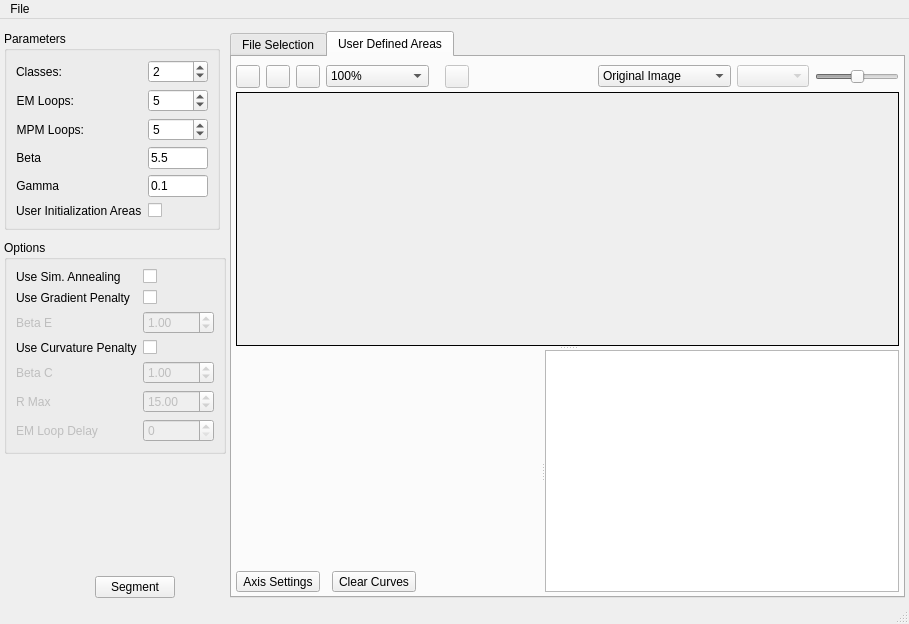
Before: the Qt Designer form Code/EmMpmGui/UI_Files/EmMpmGui.ui in BlueQuartzSoftware/EMMPMWorkbench, drawn with Qt 5.
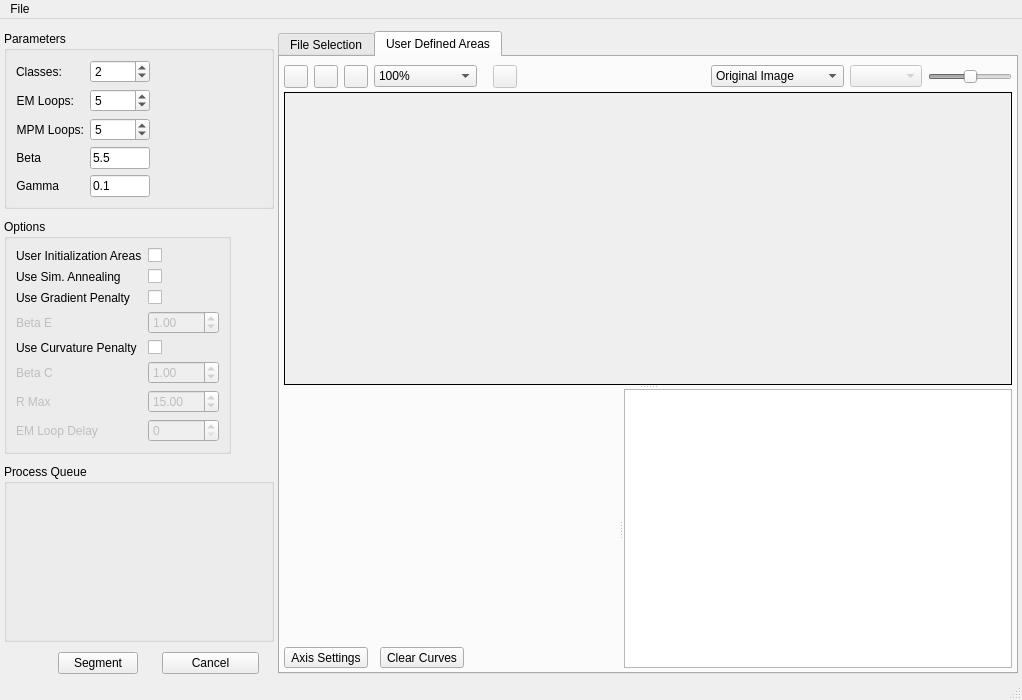
After: the same form once the commit is applied. Icons and pictures are not drawn. Custom widgets are drawn as their Qt base class.

What changed in the file:
```diff
--- a/Code/EmMpmGui/UI_Files/EmMpmGui.ui
+++ b/Code/EmMpmGui/UI_Files/EmMpmGui.ui
@@ -6,8 +6,8 @@
    <rect>
     <x>0</x>
     <y>0</y>
-    <width>909</width>
-    <height>624</height>
+    <width>1022</width>
+    <height>700</height>
    </rect>
   </property>
   <property name="sizePolicy">
@@ -55,6 +55,12 @@
           <verstretch>0</verstretch>
          </sizepolicy>
         </property>
+        <property name="minimumSize">
+         <size>
+          <width>270</width>
+          <height>0</height>
+         </size>
+        </property>
         <property name="title">
          <string>Parameters</string>
         </property>
@@ -321,20 +327,6 @@
            </property>
           </widget>
          </item>
-         <item row="5" column="0">
-          <widget class="QLabel" name="label">
-           <property name="text">
-            <string>User Initialization Areas</string>
-           </property>
-          </widget>
-         </item>
-         <item row="5" column="1">
-          <widget class="QCheckBox" name="enableUserDefinedAreas">
-           <property name="text">
-            <string/>
-           </property>
-          </widget>
-         </item>
         </layout>
        </widget>
       </item>
@@ -350,21 +342,21 @@
          <string>Options</string>
         </property>
         <layout class="QFormLayout" name="formLayout_3">
-         <item row="0" column="0">
+         <item row="1" column="0">
           <widget class="QLabel" name="label_18">
            <property name="text">
             <string>Use Sim. Annealing</string>
            </property>
           </widget>
          </item>
-         <item row="0" column="1">
+         <item row="1" column="1">
           <widget class="QCheckBox" name="useSimulatedAnnealing">
            <property name="text">
             <string/>
            </property>
           </widget>
          </item>
-         <item row="2" column="0">
+         <item row="3" column="0">
           <widget class="QLabel" name="label_20">
            <property name="enabled">
             <bool>false</bool>
@@ -374,7 +366,7 @@
            </property>
           </widget>
          </item>
-         <item row="4" column="0">
+         <item row="5" column="0">
           <widget class="QLabel" name="label_21">
            <property name="enabled">
             <bool>false</bool>
@@ -384,7 +376,7 @@
            </property>
           </widget>
          </item>
-         <item row="2" column="1">
+         <item row="3" column="1">
           <widget class="QDoubleSpinBox" name="gradientBetaE">
            <property name="enabled">
             <bool>false</bool>
@@ -397,7 +389,7 @@
            </property>
           </widget>
          </item>
-         <item row="4" column="1">
+         <item row="5" column="1">
           <widget class="QDoubleSpinBox" name="curvatureBetaC">
            <property name="enabled">
             <bool>false</bool>
@@ -410,7 +402,7 @@
            </property>
           </widget>
          </item>
-         <item row="5" column="1">
+         <item row="6" column="1">
           <widget class="QDoubleSpinBox" name="curvatureRMax">
            <property name="enabled">
             <bool>false</bool>
@@ -423,7 +415,7 @@
            </property>
           </widget>
          </item>
-         <item row="5" column="0">
+         <item row="6" column="0">
           <widget class="QLabel" name="label_22">
            <property name="enabled">
             <bool>false</bool>
@@ -433,7 +425,7 @@
            </property>
           </widget>
          </item>
-         <item row="6" column="0">
+         <item row="7" column="0">
           <widget class="QLabel" name="label_23">
            <property name="enabled">
             <bool>false</bool>
@@ -443,7 +435,7 @@
            </property>
           </widget>
          </item>
-         <item row="6" column="1">
+         <item row="7" column="1">
           <widget class="QSpinBox" name="ccostLoopDelay">
            <property name="enabled">
             <bool>false</bool>
@@ -453,59 +445,93 @@
            </property>
           </widget>
          </item>
-         <item row="3" column="0">
+         <item row="4" column="0">
           <widget class="QLabel" name="label_19">
            <property name="text">
             <string>Use Curvature Penalty</string>
            </property>
           </widget>
          </item>
-         <item row="1" column="0">
+         <item row="2" column="0">
           <widget class="QLabel" name="gradientPenaltyLabel">
            <property name="text">
             <string>Use Gradient Penalty</string>
            </property>
           </widget>
          </item>
-         <item row="3" column="1">
+         <item row="4" column="1">
           <widget class="QCheckBox" name="useCuravturePenalty">
            <property name="text">
             <string/>
            </property>
           </widget>
          </item>
-         <item row="1" column="1">
+         <item row="2" column="1">
           <widget class="QCheckBox" name="useGradientPenalty">
            <property name="text">
             <string/>
            </property>
           </widget>
          </item>
+         <item row="0" column="0">
+          <widget class="QLabel" name="label">
+           <property name="text">
+            <string>User Initialization Areas</string>
+           </property>
+          </widget>
+         </item>
+         <item row="0" column="1">
+          <widget class="QCheckBox" name="enableUserDefinedAreas">
+           <property name="text">
+            <string/>
+           </property>
+          </widget>
+         </item>
         </layout>
        </widget>
       </item>
       <item>
-       <widget class="ProcessQueueDialog" name="m_QueueDialog" native="true">
+       <widget class="QGroupBox" name="groupBox_3">
         <property name="sizePolicy">
-         <sizepolicy hsizetype="Maximum" vsizetype="Maximum">
+         <sizepolicy hsizetype="Maximum" vsizetype="Expanding">
           <horstretch>0</horstretch>
           <verstretch>0</verstretch>
          </sizepolicy>
         </property>
-       </widget>
-      </item>
-      <item>
-       <spacer name="verticalSpacer">
-        <property name="orientation">
-         <enum>Qt::Vertical</enum>
-        </property>
-        <property name="sizeHint" stdset="0">
+        <property name="minimumSize">
          <size>
-          <width>20</width>
-          <height>40</height>
+          <width>270</width>
+          <height>0</height>
          </size>
         </property>
-       </spacer>
+        <property name="title">
+         <string>Process Queue</string>
+        </property>
+        <layout class="QVBoxLayout" name="verticalLayout_2">
+         <property name="spacing">
+          <number>0</number>
+         </property>
+         <property name="margin">
+          <number>0</number>
+         </property>
+         <item>
+          <widget class="ProcessQueueDialog" name="m_QueueDialog" native="true">
+           <property name="sizePolicy">
+            <sizepolicy hsizetype="Expanding" vsizetype="Expanding">
+             <horstretch>0</horstretch>
+             <verstretch>0</verstretch>
+            </sizepolicy>
+           </property>
+           <property name="minimumSize">
+            <size>
+             <width>260</width>
+             <height>0</height>
+            </size>
+           </property>
+          </widget>
+         </item>
+        </layout>
+       </widget>
       </item>
       <item>
        <layout class="QHBoxLayout" name="horizontalLayout_7">
@@ -547,6 +573,25 @@
           </property>
          </widget>
         </item>
+        <item>
+         <widget class="QPushButton" name="cancelBtn">
+          <property name="sizePolicy">
+           <sizepolicy hsizetype="Maximum" vsizetype="Fixed">
+            <horstretch>0</horstretch>
+            <verstretch>0</verstretch>
+           </sizepolicy>
+          </property>
+          <property name="minimumSize">
+           <size>
+            <width>97</width>
+            <height>0</height>
+           </size>
+          </property>
+          <property name="text">
+           <string>Cancel</string>
+          </property>
+         </widget>
+        </item>
        </layout>
       </item>
      </layout>
@@ -1209,7 +1254,7 @@
             <bool>true</bool>
            </property>
            <property name="handleWidth">
-            <number>4</number>
+            <number>6</number>
            </property>
            <property name="childrenCollapsible">
             <bool>true</bool>
@@ -1332,7 +1377,7 @@
     <rect>
      <x>0</x>
      <y>0</y>
-     <width>909</width>
+     <width>1022</width>
      <height>22</height>
     </rect>
    </property>
```
